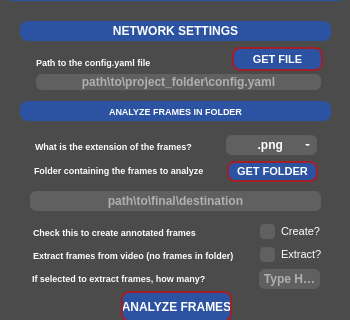
Qt form src/behavython/gui/assets/ui/behavython_gui.ui (mrdrzit/behavython) before a commit; both pictures show x 0 to 350 and y 115 to 435 of the 350 by 844 pixel window.
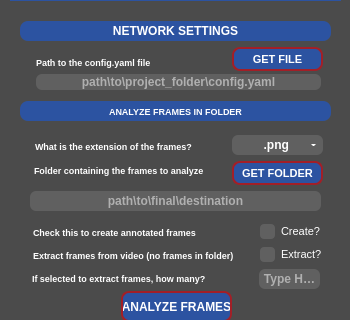
The same form after that commit. Icons and pictures are not drawn.

Commit message:
Improve logging clarity and add comprehensive UI tooltips
- Introduce LOGGING_NAME_MAP and MappedFormatter for concise log source labels (CORE, DLC, SYSTEM, EXTERNAL)
- Standardize log format and apply to console output
- Suppress noisy TensorFlow/CUDA messages and external library spam
- Refine DLC runtime logging messages and GPU warnings
- Add detailed, context-aware tooltips across DeepLabCut UI section
- Set WhatsThis cursor for improved UX discoverability
- Minor UI layout adjustments

Diff of the .ui file:
```diff
--- a/src/behavython/gui/assets/ui/behavython_gui.ui
+++ b/src/behavython/gui/assets/ui/behavython_gui.ui
@@ -2407,10 +2407,10 @@
     <widget class="QPushButton" name="get_frames_path_data_process">
      <property name="geometry">
       <rect>
-       <x>217</x>
+       <x>222</x>
        <y>160</y>
        <width>91</width>
-       <height>21</height>
+       <height>24</height>
       </rect>
      </property>
      <property name="font">
@@ -2590,7 +2590,7 @@
     <widget class="QComboBox" name="file_extension_confirmation_label_data_process">
      <property name="geometry">
       <rect>
-       <x>216</x>
+       <x>222</x>
        <y>134</y>
        <width>91</width>
        <height>20</height>
```
Left out of the diff: 116 changed lines with no effect on the pictures. The commit also changes 6 other files.
